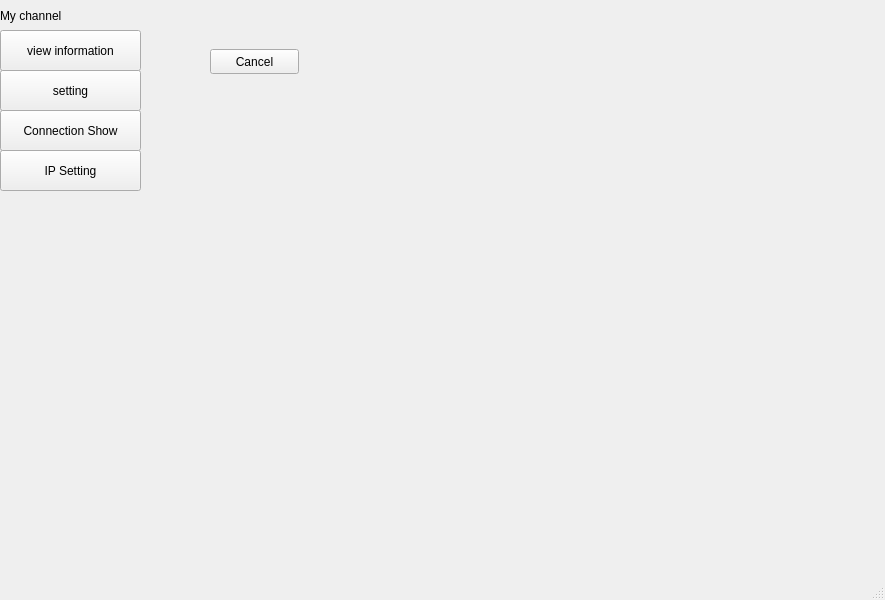
Qt form My_Info_UI/mainwindow.ui (TuanTNT19/MY_UI) before a commit.
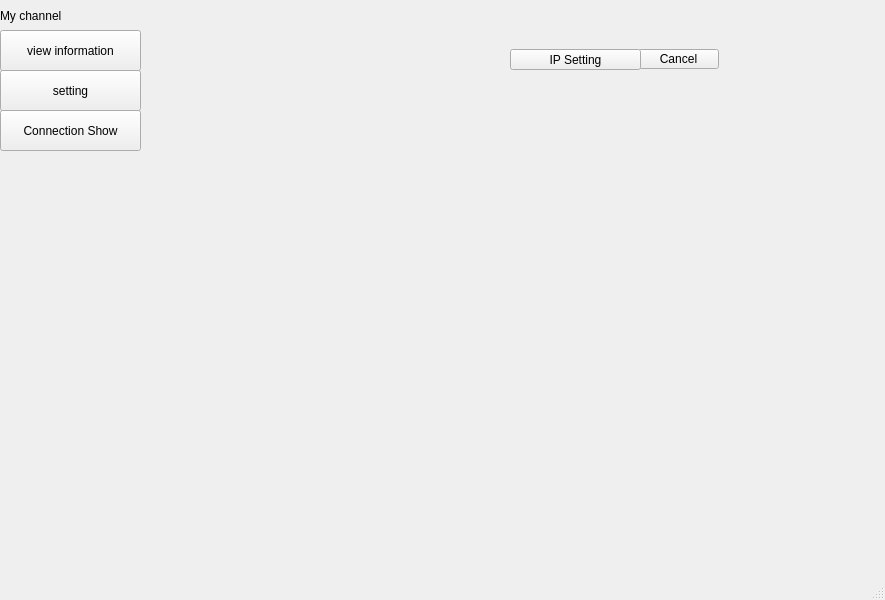
The same form after that commit. Icons and pictures are not drawn.

```diff
--- a/My_Info_UI/mainwindow.ui
+++ b/My_Info_UI/mainwindow.ui
@@ -183,10 +183,10 @@
     <widget class="QPushButton" name="Cancel">
      <property name="geometry">
       <rect>
-       <x>0</x>
+       <x>428</x>
        <y>0</y>
-       <width>89</width>
-       <height>25</height>
+       <width>81</width>
+       <height>20</height>
       </rect>
      </property>
      <property name="text">
@@ -232,6 +232,32 @@
       <string/>
      </property>
     </widget>
+    <widget class="QPushButton" name="IP_Setting">
+     <property name="geometry">
+      <rect>
+       <x>300</x>
+       <y>0</y>
+       <width>131</width>
+       <height>21</height>
+      </rect>
+     </property>
+     <property name="text">
+      <string>IP Setting</string>
+     </property>
+    </widget>
+    <widget class="QLabel" name="Label_Name">
+     <property name="geometry">
+      <rect>
+       <x>106</x>
+       <y>30</y>
+       <width>261</width>
+       <height>31</height>
+      </rect>
+     </property>
+     <property name="text">
+      <string/>
+     </property>
+    </widget>
    </widget>
    <widget class="QPushButton" name="ipshow">
     <property name="geometry">
@@ -246,19 +272,6 @@
      <string>Connection Show</string>
     </property>
    </widget>
-   <widget class="QPushButton" name="IP_Setting">
-    <property name="geometry">
-     <rect>
-      <x>0</x>
-      <y>150</y>
-      <width>141</width>
-      <height>41</height>
-     </rect>
-    </property>
-    <property name="text">
-     <string>IP Setting</string>
-    </property>
-   </widget>
   </widget>
   <widget class="QMenuBar" name="menubar">
    <property name="geometry">
```
